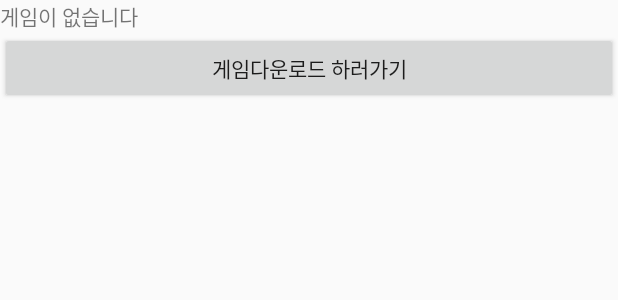
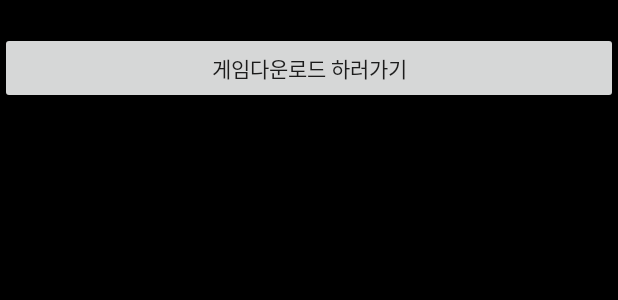
Before and after one commit to geniewoo/TxT, an Android app: the layout layout_widget.xml on its own in the app's theme, with its tools: preview values and no code run, on a phone screen of 412 x 824 dp. Shown: the top 300 px of the screen. Run offline under Robolectric (Android 15) with nearby library versions, the phone set to English and light mode, and no system bars.

Commit message:
fix bugs, fix codes

```diff
--- a/WidgetGame/app/src/main/java/com/sungwoo/boostcamp/widgetgame/make_game/MakeGamePageActivity.java
+++ b/WidgetGame/app/src/main/java/com/sungwoo/boostcamp/widgetgame/make_game/MakeGamePageActivity.java
@@ -356,7 +356,7 @@ public class MakeGamePageActivity extends AppCompatActivity {
         try {
             mMediaPlayer.stop();
             mMediaPlayer.reset();
-            mMediaPlayer.setDataSource(this, Uri.parse("android.resource://com.sungwoo.boostcamp.widgetgame/" + soundId));
+            mMediaPlayer.setDataSource(this, Uri.parse(getString(R.string.RAW_FILE_FOLDER_URI) + soundId));
             mMediaPlayer.prepare();
             mMediaPlayer.start();
         } catch (IOException e) {
--- a/WidgetGame/app/src/main/res/layout/layout_widget.xml
+++ b/WidgetGame/app/src/main/res/layout/layout_widget.xml
@@ -2,6 +2,7 @@
 <LinearLayout xmlns:android="http://schemas.android.com/apk/res/android"
               android:layout_width="match_parent"
               android:layout_height="match_parent"
+              android:background="#000"
               android:orientation="vertical">
 
     <LinearLayout
@@ -13,13 +14,13 @@
         <TextView
             android:layout_width="match_parent"
             android:layout_height="wrap_content"
-            android:text="게임이 없습니다" />
+            android:text="@string/TxT_WIDGET_NO_GAME"/>
 
         <Button
             android:id="@+id/widget_no_game_start_app"
             android:layout_width="match_parent"
             android:layout_height="wrap_content"
-            android:text="게임다운로드 하러가기" />
+            android:text="@string/TxT_WIDGET_GO_DOWNLOAD"/>
     </LinearLayout>
 
     <LinearLayout
@@ -29,17 +30,29 @@
         android:orientation="vertical"
         android:visibility="gone">
 
-        <LinearLayout
+        <RelativeLayout
             android:layout_width="match_parent"
             android:layout_height="wrap_content"
             android:orientation="horizontal">
-
+            <TextView android:layout_width="wrap_content"
+                      android:layout_height="wrap_content"
+                      android:layout_centerHorizontal="true"
+                      android:text="제목"/>
+            <FrameLayout
+                android:layout_width="50dp"
+                android:layout_height="40dp"
+                android:layout_alignParentRight="true"
+                android:layout_margin="5dp">
                 <Button
+                    style="?android:attr/buttonBarButtonStyle"
                     android:id="@+id/widget_flipper_btn"
-                android:layout_width="wrap_content"
-                android:layout_height="wrap_content"
-                android:text="FlipperBtn1" />
-        </LinearLayout>
+                    android:layout_width="match_parent"
+                    android:layout_height="match_parent"/>
+                <ImageView android:layout_width="match_parent"
+                           android:layout_height="match_parent"
+                           android:src="@drawable/menu"/>
+            </FrameLayout>
+        </RelativeLayout>
 
         <ViewFlipper
             android:id="@+id/widget_menu_flipper"
@@ -67,19 +80,18 @@
                         <TextView
                             android:id="@+id/widget_game1_title_tv"
                             android:layout_width="match_parent"
-                                android:layout_height="wrap_content" />
+                            android:layout_height="wrap_content"/>
 
                         <ImageView
                             android:id="@+id/widget_game1_image_iv"
                             android:layout_width="match_parent"
-                                android:layout_height="150dp" />
+                            android:layout_height="150dp"/>
 
                         <TextView
                             android:id="@+id/widget_game1_image_tv"
                             android:layout_width="wrap_content"
                             android:layout_height="150dp"
-                                android:layout_gravity="center"
-                                android:text="테스트중입니다" />
+                            android:layout_gravity="center"/>
                     </FrameLayout>
 
                     <LinearLayout
@@ -91,28 +103,28 @@
                         <TextView
                             android:id="@+id/widget_playing_game1_info_title_tv"
                             android:layout_width="match_parent"
-                                android:layout_height="wrap_content" />
+                            android:layout_height="wrap_content"/>
 
                         <TextView
                             android:id="@+id/widget_playing_game1_info_description_tv"
                             android:layout_width="match_parent"
-                                android:layout_height="wrap_content" />
+                            android:layout_height="wrap_content"/>
 
                         <TextView
                             android:id="@+id/widget_playing_game1_info_maker_tv"
                             android:layout_width="match_parent"
-                                android:layout_height="wrap_content" />
+                            android:layout_height="wrap_content"/>
 
                         <TextView
                             android:id="@+id/widget_playing_game1_info_email_tv"
                             android:layout_width="match_parent"
-                                android:layout_height="wrap_content" />
+                            android:layout_height="wrap_content"/>
 
                         <Button
                             android:id="@+id/widget_playing_game1_info_start_game_btn"
                             android:layout_width="match_parent"
                             android:layout_height="wrap_content"
-                                android:text="게임 시작" />
+                            android:text="@string/TxT_WIDGET_INFO_START_GAME"/>
                     </LinearLayout>
 
                     <FrameLayout
@@ -124,8 +136,7 @@
                         <Button
                             android:id="@+id/widget_playing_game1_no_selections_next_btn"
                             android:layout_width="match_parent"
-                                android:layout_height="wrap_content"
-                                android:text="다음페이지로" />
+                            android:layout_height="wrap_content"/>
                     </FrameLayout>
 
                     <LinearLayout
@@ -138,26 +149,22 @@
                         <Button
                             android:id="@+id/widget_playing_game1_selection1"
                             android:layout_width="match_parent"
-                                android:layout_height="wrap_content"
-                                android:text="테스트중입니다" />
+                            android:layout_height="wrap_content"/>
 
                         <Button
                             android:id="@+id/widget_playing_game1_selection2"
                             android:layout_width="match_parent"
-                                android:layout_height="wrap_content"
-                                android:text="테스트중입니다" />
+                            android:layout_height="wrap_content"/>
 
                         <Button
                             android:id="@+id/widget_playing_game1_selection3"
                             android:layout_width="match_parent"
-                                android:layout_height="wrap_content"
-                                android:text="테스트중입니다" />
+                            android:layout_height="wrap_content"/>
 
                         <Button
                             android:id="@+id/widget_playing_game1_selection4"
                             android:layout_width="match_parent"
-                                android:layout_height="wrap_content"
-                                android:text="테스트중입니다" />
+                            android:layout_height="wrap_content"/>
                     </LinearLayout>
                 </LinearLayout>
 
@@ -173,19 +180,18 @@
                         <TextView
                             android:id="@+id/widget_game2_title_tv"
                             android:layout_width="match_parent"
-                                android:layout_height="wrap_content" />
+                            android:layout_height="wrap_content"/>
 
                         <ImageView
                             android:id="@+id/widget_game2_image_iv"
                             android:layout_width="match_parent"
-                                android:layout_height="150dp" />
+                            android:layout_height="150dp"/>
 
                         <TextView
                             android:id="@+id/widget_game2_image_tv"
                             android:layout_width="wrap_content"
                             android:layout_height="150dp"
-                                android:layout_gravity="center"
-                                android:text="테스트중입니다" />
+                            android:layout_gravity="center"/>
                     </FrameLayout>
 
                     <LinearLayout
@@ -197,28 +203,28 @@
                         <TextView
                             android:id="@+id/widget_playing_game2_info_title_tv"
                             android:layout_width="match_parent"
-                                android:layout_height="wrap_content" />
+                            android:layout_height="wrap_content"/>
 
                         <TextView
                             android:id="@+id/widget_playing_game2_info_description_tv"
                             android:layout_width="match_parent"
-                                android:layout_height="wrap_content" />
+                            android:layout_height="wrap_content"/>
 
                         <TextView
                             android:id="@+id/widget_playing_game2_info_maker_tv"
                             android:layout_width="match_parent"
-                                android:layout_height="wrap_content" />
+                            android:layout_height="wrap_content"/>
 
                         <TextView
                             android:id="@+id/widget_playing_game2_info_email_tv"
                             android:layout_width="match_parent"
-                                android:layout_height="wrap_content" />
+                            android:layout_height="wrap_content"/>
 
                         <Button
                             android:id="@+id/widget_playing_game2_info_start_game_btn"
                             android:layout_width="match_parent"
                             android:layout_height="wrap_content"
-                                android:text="게임 시작" />
+                            android:text="@string/TxT_WIDGET_INFO_START_GAME"/>
                     </LinearLayout>
 
                     <FrameLayout
@@ -230,8 +236,7 @@
                         <Button
                             android:id="@+id/widget_playing_game2_no_selections_next_btn"
                             android:layout_width="match_parent"
-                                android:layout_height="wrap_content"
-                                android:text="다음페이지로" />
+                            android:layout_height="wrap_content"/>
                     </FrameLayout>
 
                     <LinearLayout
@@ -244,26 +249,22 @@
                         <Button
                             android:id="@+id/widget_playing_game2_selection1"
                             android:layout_width="match_parent"
-                                android:layout_height="wrap_content"
-                                android:text="테스트중입니다" />
+                            android:layout_height="wrap_content"/>
 
                         <Button
                             android:id="@+id/widget_playing_game2_selection2"
                             android:layout_width="match_parent"
-                                android:layout_height="wrap_content"
-                                android:text="테스트중입니다" />
+                            android:layout_height="wrap_content"/>
 
                         <Button
                             android:id="@+id/widget_playing_game2_selection3"
                             android:layout_width="match_parent"
-                                android:layout_height="wrap_content"
-                                android:text="테스트중입니다" />
+                            android:layout_height="wrap_content"/>
 
                         <Button
                             android:id="@+id/widget_playing_game2_selection4"
                             android:layout_width="match_parent"
-                                android:layout_height="wrap_content"
-                                android:text="테스트중입니다" />
+                            android:layout_height="wrap_content"/>
                     </LinearLayout>
                 </LinearLayout>
             </ViewFlipper>
@@ -277,13 +278,13 @@
                     android:id="@+id/widget_menu_start_game"
                     android:layout_width="wrap_content"
                     android:layout_height="wrap_content"
-                    android:text="게임시작하기" />
+                    android:text="@string/TxT_WIDGET_MENU_START_GAME"/>
 
                 <Button
                     android:id="@+id/widget_menu_start_app"
                     android:layout_width="wrap_content"
                     android:layout_height="wrap_content"
-                    android:text="다른게임하기" />
+                    android:text="@string/TxT_WIDGET_MENU_OPEN_APP"/>
             </LinearLayout>
         </ViewFlipper>
     </LinearLayout>
--- a/WidgetGame/app/src/main/res/values/strings.xml
+++ b/WidgetGame/app/src/main/res/values/strings.xml
@@ -115,6 +115,16 @@
     <string name="MAKE_CONFIRM">완료</string>
     <string name="MAKE_DELETE">취소</string>
 
+    <!-- Receiver TxTWidget -->
+    <string name="TxT_WIDGET_NO_GAME">게임이 없습니다</string>
+    <string name="TxT_WIDGET_GO_DOWNLOAD">게임다운로드 하러가기</string>
+    <string name="TxT_WIDGET_STORY_NEXT_PAGE">다음 페이지로</string>
+    <string name="TxT_WIDGET_STORY_GAME_OVER">다시 하기</string>
+    <string name="TxT_WIDGET_STORY_GAME_CLEAR">종료</string>
+    <string name="TxT_WIDGET_INFO_START_GAME">시작</string>
+    <string name="TxT_WIDGET_MENU_START_GAME">다시 하기</string>
+    <string name="TxT_WIDGET_MENU_OPEN_APP">다름 게임 찾기</string>
+
     <!-- URL -->
     <string name="URL_WIDGET_GAME_SERVER" translatable="false">"http://121.137.62.163:3000"</string>
     <string name="URL_PROFILE_IMAGE_SERVER_FOLDER" translatable="false">http://121.137.62.163:3000/images/profile/</string>
@@ -132,6 +142,8 @@
     <string name="LOCAL_NO_IMAGE_FILE" translatable="false">none</string>
     <string name="LOCAL_STORAGE_PLAY_GAME_DIR" translatable="false">TxT/PlayGame</string>
 
+    <!-- sound -->
+    <string name="RAW_FILE_FOLDER_URI">android.resource://com.sungwoo.boostcamp.widgetgame/</string>
     <!-- Retrofit -->
     <string name="RETROFIT_FILE_FORMAT_IMAGE" translatable="false">image/*</string>
     <string name="RETROFIT_FILE_FORMAT_STRING" translatable="false">string</string>
```
Also changed, not shown: WidgetGame/app/src/main/java/com/sungwoo/boostcamp/widgetgame/widget/TxTWidget.java (+20 -8 lines), WidgetGame/app/src/main/res/drawable/menu_btn.xml (added, +7 -0 lines), WidgetGame/app/src/main/res/drawable/menu_gradiant.xml (added, +11 -0 lines), WidgetGame/app/src/main/res/drawable/menu.png (added). Lines whose indentation alone changed are shown as unchanged.
